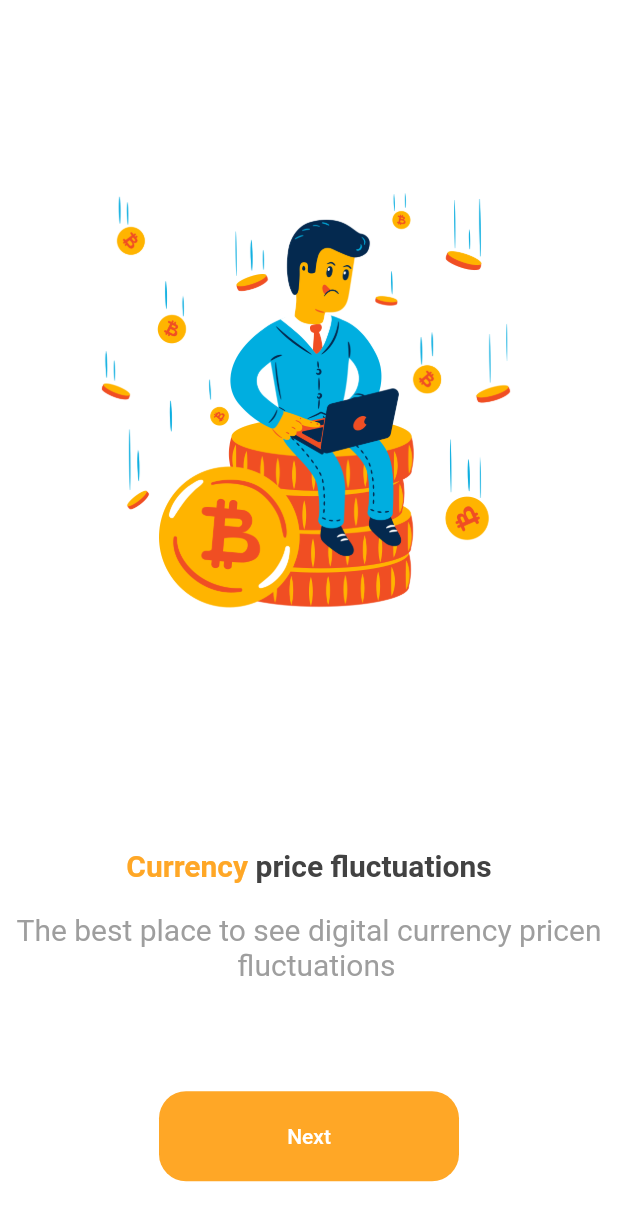
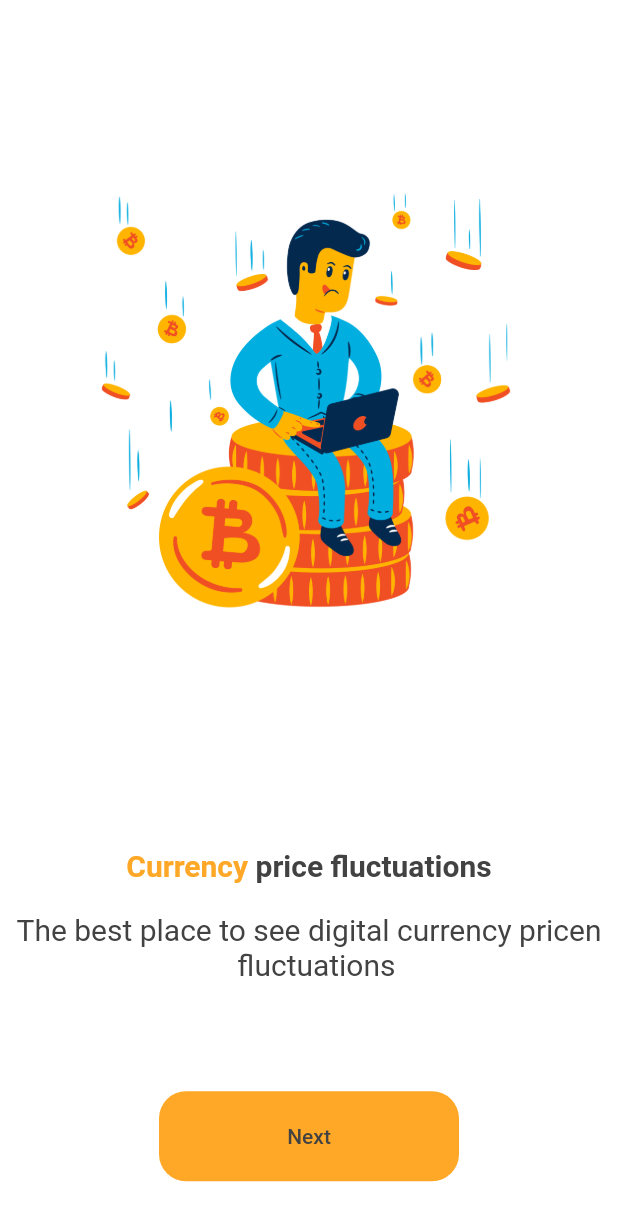
Before and after one commit to mahdinaghikhanii/coinStats, a Flutter app: the screen it shows after launch, on a phone screen of 412 x 824 dp. Shown: the top 1221 px of the screen. Run offline on Flutter 3.47's test engine with Material 2 defaults, Android fonts, the phone set to English and light mode, and no system bars; our stand-ins replace cached_network_image, dio, flutter_svg, shared_preferences, syncfusion_flutter_charts.

Commit message:
add dark mood in project

```diff
--- a/lib/theme/configtheme.dart
+++ b/lib/theme/configtheme.dart
@@ -12,24 +12,37 @@ class ConfigTheme {
 
   static ThemeData themeData(bool isDarkTheme, BuildContext context) {
     return ThemeData(
-      textTheme: const TextTheme(
-          headline4: TextStyle(fontSize: 14, color: Colors.grey),
+      textTheme: TextTheme(
+          headline4:
+              TextStyle(fontSize: 14, color: isDarkTheme ? kwhite : kblack),
           headline6: TextStyle(
-              fontSize: 14, color: kblack, fontWeight: FontWeight.bold),
-          bodyText1: TextStyle(fontSize: 16, color: Colors.grey),
+              fontSize: 14,
+              color: isDarkTheme ? kwhite : kblack,
+              fontWeight: FontWeight.bold),
+          bodyText1:
+              TextStyle(fontSize: 16, color: isDarkTheme ? kwhite : kblack),
           subtitle1: TextStyle(
-              color: kblack, fontSize: 24, fontWeight: FontWeight.bold),
+              color: isDarkTheme ? kwhite : kblack,
+              fontSize: 24,
+              fontWeight: FontWeight.bold),
           subtitle2: TextStyle(
-              color: kwhite, fontWeight: FontWeight.bold, fontSize: 18),
-          button: TextStyle(color: kwhite, fontSize: Constans.fontButtonSisze),
-          caption: TextStyle(fontSize: 20, color: grey),
+              color: isDarkTheme ? kwhite : kblack,
+              fontWeight: FontWeight.bold,
+              fontSize: 18),
+          button: TextStyle(
+              color: isDarkTheme ? kwhite : kblack,
+              fontSize: Constans.fontButtonSisze),
+          caption:
+              TextStyle(fontSize: 20, color: isDarkTheme ? kwhite : kblack),
           headlineLarge: TextStyle(
               fontWeight: FontWeight.bold, fontSize: 20, color: korange),
           headline5: TextStyle(
-              fontWeight: FontWeight.bold, fontSize: 20, color: kblack)),
+              fontWeight: FontWeight.bold,
+              fontSize: 20,
+              color: isDarkTheme ? kwhite : kblack)),
       primaryColor: isDarkTheme ? Colors.black : kwhite,
       backgroundColor: isDarkTheme ? Colors.black : kwhite,
-      scaffoldBackgroundColor: kwhite,
+      scaffoldBackgroundColor: isDarkTheme ? kblack : kwhite,
       indicatorColor:
           isDarkTheme ? const Color(0xff0E1D36) : const Color(0xffCBDCF8),
       hintColor:
--- a/lib/views/screans/allcoins_screans.dart
+++ b/lib/views/screans/allcoins_screans.dart
@@ -1,3 +1,4 @@
+import 'package:coinstats/main.dart';
 import 'package:coinstats/models/bringcoins_model/data_model.dart';
 import 'package:coinstats/models/chart_data_model.dart';
 import 'package:coinstats/theme/constant.dart';
@@ -57,14 +58,15 @@ class AllCoinsScreans extends StatelessWidget {
                     width: size.width,
                     padding: const EdgeInsets.only(top: 10),
                     decoration: BoxDecoration(
-                        color: kwhite, borderRadius: BorderRadius.circular(16)),
+                        color: appProvider.brightness ? kblack : kwhite,
+                        borderRadius: BorderRadius.circular(16)),
                     child: Row(
                       children: [
                         CoinLogoWidgets(
                           coin: coin,
                         ),
                         CoinChartWidget(
-                          color: kwhite,
+                          color: appProvider.brightness ? kwhite : kblack,
                           data: data,
                           coinPrice: coinPrice,
                         )
```
Also changed, not shown: lib/views/dialog/dialogsetting_screans.dart (+26 -9 lines), lib/views/widgets/coin_list_widgets.dart (+13 -3 lines).
